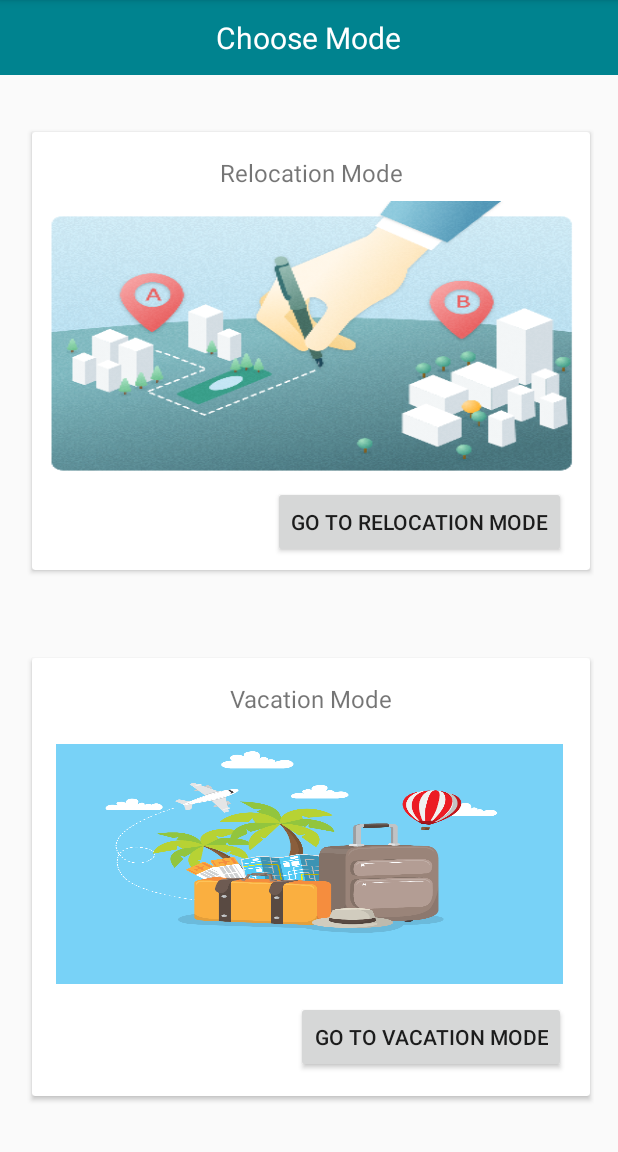
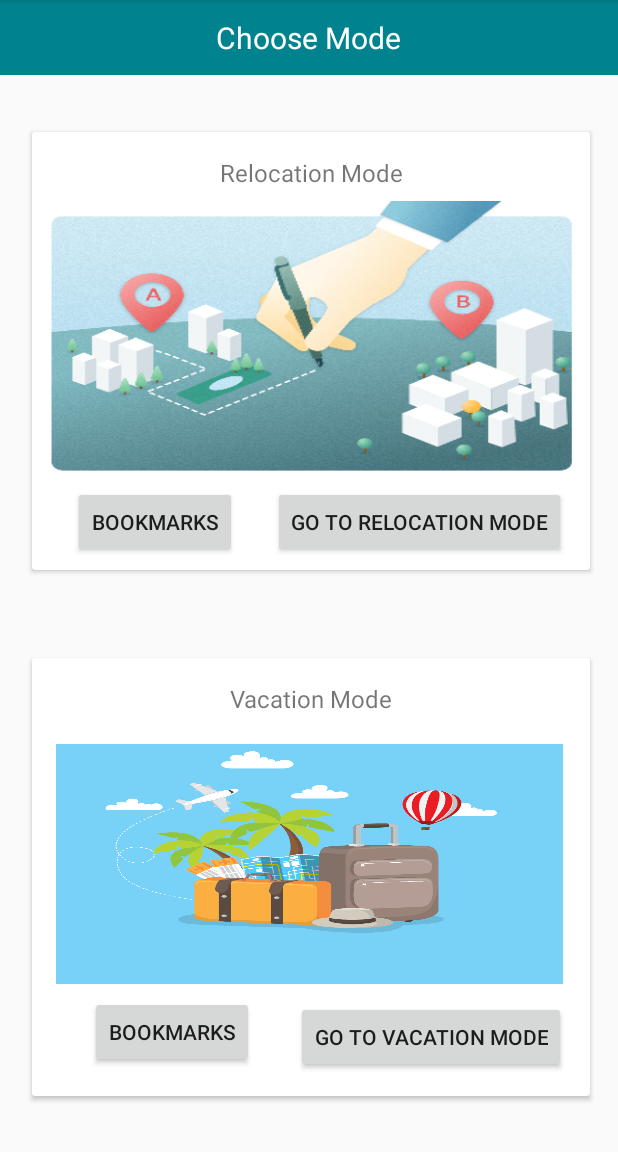
Before and after one commit to chinmaymk23/LiveIdeal, an Android app: the Homepage screen opened directly, with no data from a screen before it, on a phone screen of 412 x 824 dp, the part 84-1236 px from its top. Run offline under Robolectric (Android 15) with nearby library versions, the phone set to English and light mode, and no system bars.

Commit message:
Add Bookmarks and relocation

```diff
--- a/app/src/main/AndroidManifest.xml
+++ b/app/src/main/AndroidManifest.xml
@@ -19,6 +19,7 @@
         <activity android:name=".LocationActivity" />
         <activity android:name=".VacationActivity" />
         <activity android:name=".RelocationActivity" />
+        <activity android:name=".Bookmark"/>
         <activity android:name=".Homepage" />
         <activity
             android:name=".MainActivity"
--- a/app/src/main/java/com/sourcey/relocator/Homepage.java
+++ b/app/src/main/java/com/sourcey/relocator/Homepage.java
@@ -11,6 +11,8 @@ public class Homepage extends AppCompatActivity {
 
     private Button relocationMode;
     private Button vacationMode;
+    private Button relocationBookmark;
+    private Button vacationBookmark;
 
     @Override
     protected void onCreate(Bundle savedInstanceState) {
@@ -22,6 +24,8 @@ public class Homepage extends AppCompatActivity {
 
         relocationMode = findViewById(R.id.relocationMode);
         vacationMode = findViewById(R.id.vacationMode);
+        relocationBookmark = findViewById(R.id.bookmark_relocation);
+        vacationBookmark = findViewById(R.id.bookmark_vacation);
 
         relocationMode.setOnClickListener(new View.OnClickListener() {
 
@@ -43,5 +47,25 @@ public class Homepage extends AppCompatActivity {
                 startActivity(intent);
             }
         });
+
+        relocationBookmark.setOnClickListener(new View.OnClickListener() {
+            @Override
+            public void onClick(View view) {
+                Intent intent = new Intent(Homepage.this, Bookmark.class);
+                intent.putExtra("userId", userId);
+                intent.putExtra("locationType", "relocation");
+                startActivity(intent);
+            }
+        });
+
+        vacationBookmark.setOnClickListener(new View.OnClickListener() {
+            @Override
+            public void onClick(View view) {
+                Intent intent = new Intent(Homepage.this, Bookmark.class);
+                intent.putExtra("userId", userId);
+                intent.putExtra("locationType", "vacation");
+                startActivity(intent);
+            }
+        });
     }
 }
--- a/app/src/main/res/layout/activity_homepage.xml
+++ b/app/src/main/res/layout/activity_homepage.xml
@@ -56,6 +56,16 @@
                     app:layout_constraintStart_toStartOf="parent"
                     app:layout_constraintTop_toBottomOf="@+id/relocationView"
                     app:layout_constraintVertical_bias="0.0" />
+
+                <Button
+                    android:id="@+id/bookmark_relocation"
+                    android:layout_width="wrap_content"
+                    android:layout_height="wrap_content"
+                    android:layout_marginEnd="24dp"
+                    android:layout_marginRight="24dp"
+                    android:text="Bookmarks"
+                    app:layout_constraintEnd_toStartOf="@+id/relocationMode"
+                    app:layout_constraintTop_toBottomOf="@+id/relocationView" />
 
                 <TextView
                     android:id="@+id/textView"
@@ -140,6 +150,17 @@
                     app:layout_constraintStart_toStartOf="parent"
                     app:layout_constraintTop_toBottomOf="@+id/vacationImage"
                     app:layout_constraintVertical_bias="0.0" />
+
+                <Button
+                    android:id="@+id/bookmark_vacation"
+                    android:layout_width="wrap_content"
+                    android:layout_height="wrap_content"
+                    android:layout_marginTop="8dp"
+                    android:layout_marginEnd="28dp"
+                    android:layout_marginRight="28dp"
+                    android:text="Bookmarks"
+                    app:layout_constraintEnd_toStartOf="@+id/vacationMode"
+                    app:layout_constraintTop_toBottomOf="@+id/vacationImage" />
             </android.support.constraint.ConstraintLayout>
         </android.support.v7.widget.CardView>
     </android.support.constraint.ConstraintLayout>
```
Also changed, not shown: app/src/main/java/com/sourcey/relocator/LocationActivity.java (+94 -0 lines).
